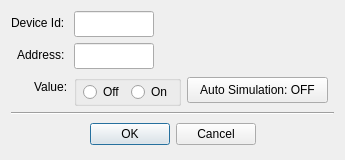
Above: src/dialogs/dialogwritecoilregister.ui from sanny32/OpenModScan before the change. Below: the same form after it.
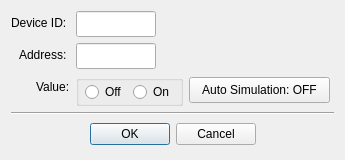
That is the form after the change. Custom widgets are drawn as their Qt base class.

Commit message:
fix: standardize "Device Id" to "Device ID" across UI and code files
- Updated all instances of "Device Id" to "Device ID" in dialog UI files for consistency.
- Modified related strings in translation files for Russian, Chinese (Simplified and Traditional) to reflect the change.
- Adjusted code in C++ files to ensure uniformity in the representation of device identifiers.

```diff
--- a/src/dialogs/dialogwritecoilregister.ui
+++ b/src/dialogs/dialogwritecoilregister.ui
@@ -20,7 +20,7 @@
    <item row="0" column="0">
     <widget class="QLabel" name="labelNode">
      <property name="text">
-      <string>Device Id: </string>
+      <string>Device ID: </string>
      </property>
     </widget>
    </item>
```
The commit also changes 16 other files.
